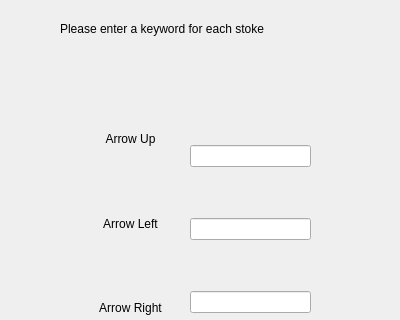
Qt form tetriswindow.ui (MorganeAyle/voice-commanded-chess) before a commit; both pictures show x 0 to 400 and y 0 to 320 of the 400 by 500 pixel window.
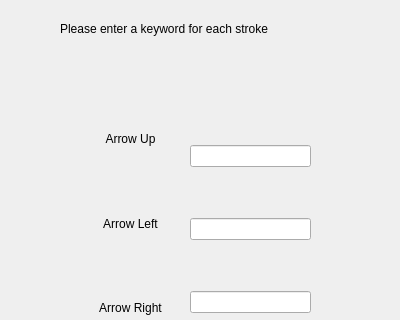
The same form after that commit.

Patch:
```diff
--- a/tetriswindow.ui
+++ b/tetriswindow.ui
@@ -99,7 +99,7 @@
     </rect>
    </property>
    <property name="text">
-    <string>Please enter a keyword for each stoke</string>
+    <string>Please enter a keyword for each stroke</string>
    </property>
   </widget>
   <widget class="QPushButton" name="pushButton">
```
Left out of the diff: 19 changed lines with no effect on the pictures.
